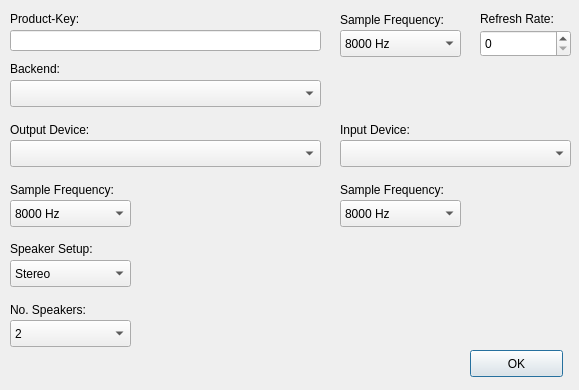
First picture: the form in src/aaxconfig.ui, repository adalinbv/aax-support, before the edit.
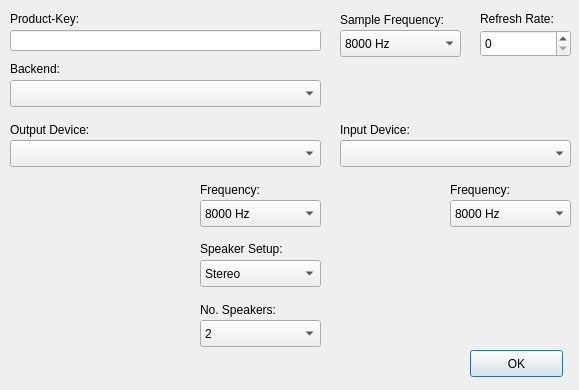
Second picture: the form after the edit.

Commit message: UI updates and add backend name to input backends

The edit to the form file:
```diff
--- a/src/aaxconfig.ui
+++ b/src/aaxconfig.ui
@@ -54,7 +54,7 @@
   <widget class="QComboBox" name="SpeakerSetup">
    <property name="geometry">
     <rect>
-     <x>10</x>
+     <x>200</x>
      <y>260</y>
      <width>121</width>
      <height>27</height>
@@ -84,7 +84,7 @@
   <widget class="QLabel" name="label_setup">
    <property name="geometry">
     <rect>
-     <x>10</x>
+     <x>200</x>
      <y>240</y>
      <width>101</width>
      <height>17</height>
@@ -120,20 +120,20 @@
   <widget class="QLabel" name="label_output_sample_freq">
    <property name="geometry">
     <rect>
-     <x>10</x>
+     <x>200</x>
      <y>180</y>
-     <width>131</width>
+     <width>81</width>
      <height>20</height>
     </rect>
    </property>
    <property name="text">
-    <string>Sample Frequency:</string>
+    <string>Frequency:</string>
    </property>
   </widget>
   <widget class="QComboBox" name="OutputSampleFreq">
    <property name="geometry">
     <rect>
-     <x>10</x>
+     <x>200</x>
      <y>200</y>
      <width>121</width>
      <height>27</height>
@@ -203,7 +203,7 @@
   <widget class="QComboBox" name="OutputSpeakers">
    <property name="geometry">
     <rect>
-     <x>10</x>
+     <x>200</x>
      <y>320</y>
      <width>121</width>
      <height>27</height>
@@ -233,7 +233,7 @@
   <widget class="QLabel" name="label_speakers">
    <property name="geometry">
     <rect>
-     <x>10</x>
+     <x>200</x>
      <y>300</y>
      <width>121</width>
      <height>20</height>
@@ -269,20 +269,20 @@
   <widget class="QLabel" name="label_input_sample_freq">
    <property name="geometry">
     <rect>
-     <x>340</x>
+     <x>450</x>
      <y>180</y>
-     <width>131</width>
+     <width>81</width>
      <height>20</height>
     </rect>
    </property>
    <property name="text">
-    <string>Sample Frequency:</string>
+    <string>Frequency:</string>
    </property>
   </widget>
   <widget class="QComboBox" name="InputSampleFreq">
    <property name="geometry">
     <rect>
-     <x>340</x>
+     <x>450</x>
      <y>200</y>
      <width>121</width>
      <height>27</height>
@@ -388,12 +388,21 @@
   <widget class="QLabel" name="graphicsView">
    <property name="geometry">
     <rect>
-     <x>150</x>
+     <x>0</x>
      <y>190</y>
-     <width>165</width>
-     <height>165</height>
+     <width>180</width>
+     <height>180</height>
     </rect>
    </property>
+   <property name="frameShape">
+    <enum>QFrame::NoFrame</enum>
+   </property>
+   <property name="frameShadow">
+    <enum>QFrame::Sunken</enum>
+   </property>
+   <property name="lineWidth">
+    <number>1</number>
+   </property>
   </widget>
   <widget class="QLabel" name="label_general_sample_freq">
    <property name="geometry">
```
Left out of the diff: 2 changed lines with no effect on the pictures. The commit also changes 3 other files.
